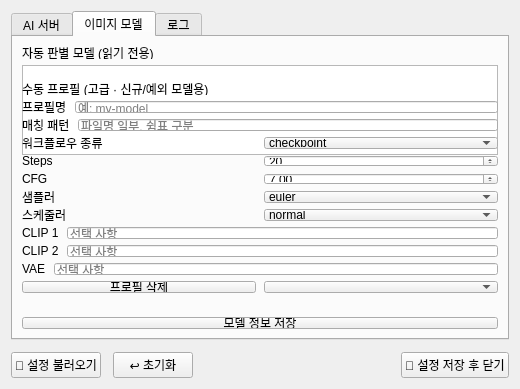
First picture: the form in assets/ui/settings_dialog.ui, repository Donian-kor/ComfyCraft_AI_Easy_Studio, before the edit.
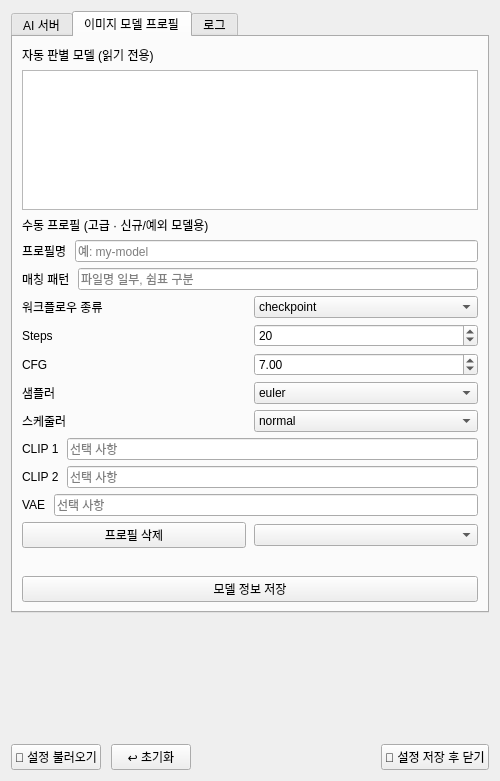
Second picture: the form after the edit. The open tabs and pages were chosen to show the change.

Patch:
```diff
--- a/assets/ui/settings_dialog.ui
+++ b/assets/ui/settings_dialog.ui
@@ -6,20 +6,23 @@
    <rect>
     <x>0</x>
     <y>0</y>
-    <width>520</width>
-    <height>389</height>
+    <width>500</width>
+    <height>781</height>
    </rect>
   </property>
   <property name="minimumSize">
    <size>
-    <width>480</width>
-    <height>200</height>
+    <width>500</width>
+    <height>780</height>
    </size>
   </property>
   <property name="windowTitle">
    <string>서버 연결 및 모델 폴더 설정</string>
   </property>
-  <layout class="QVBoxLayout" name="dialogLayout">
+  <layout class="QVBoxLayout" name="dialogLayout" stretch="0,0,0">
+   <property name="spacing">
+    <number>10</number>
+   </property>
    <item>
     <widget class="QTabWidget" name="settingsTabWidget">
      <property name="currentIndex">
@@ -196,7 +199,7 @@
      </widget>
      <widget class="QWidget" name="tabModel">
       <attribute name="title">
-       <string>이미지 모델</string>
+       <string>이미지 모델 프로필</string>
       </attribute>
       <layout class="QVBoxLayout" name="tabModelLayout">
        <item>
@@ -235,7 +238,7 @@
           <number>8</number>
          </property>
          <item>
-          <widget class="QLabel">
+          <widget class="QLabel" name="label">
            <property name="text">
             <string>프로필명</string>
            </property>
@@ -256,7 +259,7 @@
           <number>8</number>
          </property>
          <item>
-          <widget class="QLabel">
+          <widget class="QLabel" name="label">
            <property name="text">
             <string>매칭 패턴</string>
            </property>
@@ -277,7 +280,7 @@
           <number>8</number>
          </property>
          <item>
-          <widget class="QLabel">
+          <widget class="QLabel" name="label">
            <property name="text">
             <string>워크플로우 종류</string>
            </property>
@@ -315,7 +318,7 @@
           <number>8</number>
          </property>
          <item>
-          <widget class="QLabel">
+          <widget class="QLabel" name="label">
            <property name="text">
             <string>Steps</string>
            </property>
@@ -345,7 +348,7 @@
           <number>8</number>
          </property>
          <item>
-          <widget class="QLabel">
+          <widget class="QLabel" name="label">
            <property name="text">
             <string>CFG</string>
            </property>
@@ -354,16 +357,16 @@
          <item>
           <widget class="QDoubleSpinBox" name="profileCfgSpin">
            <property name="minimum">
-            <double>0.1</double>
+            <double>0.100000000000000</double>
            </property>
            <property name="maximum">
-            <double>30.0</double>
-           </property>
-           <property name="value">
-            <double>7.0</double>
+            <double>30.000000000000000</double>
            </property>
            <property name="singleStep">
-            <double>0.1</double>
+            <double>0.100000000000000</double>
+           </property>
+           <property name="value">
+            <double>7.000000000000000</double>
            </property>
           </widget>
          </item>
@@ -375,7 +378,7 @@
           <number>8</number>
          </property>
          <item>
-          <widget class="QLabel">
+          <widget class="QLabel" name="label">
            <property name="text">
             <string>샘플러</string>
            </property>
@@ -423,7 +426,7 @@
           <number>8</number>
          </property>
          <item>
-          <widget class="QLabel">
+          <widget class="QLabel" name="label">
            <property name="text">
             <string>스케줄러</string>
            </property>
@@ -461,7 +464,7 @@
           <number>8</number>
          </property>
          <item>
-          <widget class="QLabel">
+          <widget class="QLabel" name="label">
            <property name="text">
             <string>CLIP 1</string>
            </property>
@@ -482,7 +485,7 @@
           <number>8</number>
          </property>
          <item>
-          <widget class="QLabel">
+          <widget class="QLabel" name="label">
            <property name="text">
             <string>CLIP 2</string>
            </property>
@@ -503,7 +506,7 @@
           <number>8</number>
          </property>
          <item>
-          <widget class="QLabel">
+          <widget class="QLabel" name="label">
            <property name="text">
             <string>VAE</string>
            </property>
@@ -614,9 +617,6 @@
      </widget>
     </widget>
    </item>
-   <property name="spacing">
-    <number>12</number>
-   </property>
    <item>
     <spacer name="verticalSpacer">
      <property name="orientation">
```
Left out of the diff: 28 changed lines with no effect on the pictures.
